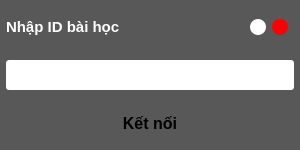
This is UI_Files/connect.ui in hoangm960/Astraea as Qt 5 draws it before an edit. The edited form follows.
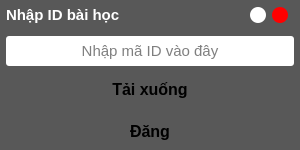
This is the edited form.

```diff
--- a/UI_Files/connect.ui
+++ b/UI_Files/connect.ui
@@ -234,13 +234,34 @@
       <property name="alignment">
        <set>Qt::AlignCenter</set>
       </property>
+      <property name="placeholderText">
+       <string>Nhập mã ID vào đây</string>
+      </property>
      </widget>
     </item>
+    <item>
+     <widget class="QFrame" name="frame_2">
+      <property name="frameShape">
+       <enum>QFrame::StyledPanel</enum>
+      </property>
+      <property name="frameShadow">
+       <enum>QFrame::Raised</enum>
+      </property>
+      <layout class="QVBoxLayout" name="verticalLayout_2">
+       <property name="spacing">
+        <number>10</number>
+       </property>
+       <property name="topMargin">
+        <number>0</number>
+       </property>
+       <property name="bottomMargin">
+        <number>0</number>
+       </property>
     <item>
      <widget class="QPushButton" name="download_btn">
       <property name="minimumSize">
        <size>
-        <width>0</width>
+           <width>130</width>
         <height>30</height>
        </size>
       </property>
@@ -269,8 +290,57 @@
 }r</string>
       </property>
       <property name="text">
-       <string>Kết nối</string>
-      </property>
+          <string>Tải xuống</string>
+         </property>
+        </widget>
+       </item>
+       <item>
+        <widget class="QPushButton" name="pushButton">
+         <property name="minimumSize">
+          <size>
+           <width>130</width>
+           <height>30</height>
+          </size>
+         </property>
+         <property name="maximumSize">
+          <size>
+           <width>16777215</width>
+           <height>16777215</height>
+          </size>
+         </property>
+         <property name="font">
+          <font>
+           <pointsize>12</pointsize>
+           <weight>75</weight>
+           <bold>true</bold>
+          </font>
+         </property>
+         <property name="styleSheet">
+          <string notr="true">QPushButton {
+	background-color: rgb(255, 255, 255);
+	border-radius: 10px;
+	color: rgb(0,0,0);
+}
+
+QPushButton:hover {
+	color: rgb(255, 255, 255);
+	background-color: rgba(0, 0, 0, 150);
+}
+
+QPushButton:pressed {
+	color: rgb(255, 255, 255);
+	background-color: rgb(0, 0, 0);
+}r</string>
+         </property>
+         <property name="locale">
+          <locale language="Vietnamese" country="Vietnam"/>
+         </property>
+         <property name="text">
+          <string>Đăng</string>
+         </property>
+        </widget>
+       </item>
+      </layout>
      </widget>
     </item>
    </layout>
```
Left out of the diff: 3 changed lines with no effect on the pictures. Lines whose indentation alone changed are shown as unchanged.
